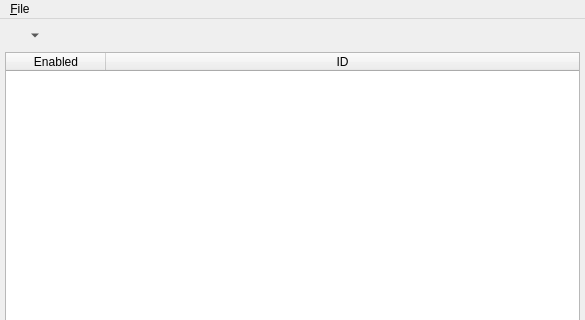
This is branches/trunk/GoldBug-UI/echo-key-share.ui in textbrowser/spot-on as Qt 5 draws it before an edit; both pictures show x 0 to 585 and y 0 to 320 of the 585 by 480 pixel window. The edited form follows.
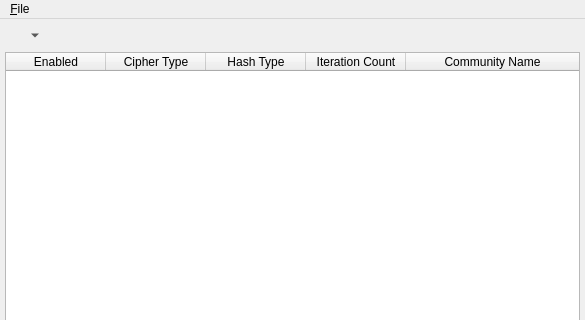
This is the edited form. Icons and pictures are not drawn.

Commit message: Echo key-sharing work.

Patch:
```diff
--- a/branches/trunk/GoldBug-UI/echo-key-share.ui
+++ b/branches/trunk/GoldBug-UI/echo-key-share.ui
@@ -74,7 +74,22 @@
       </column>
       <column>
        <property name="text">
-        <string>ID</string>
+        <string>Cipher Type</string>
+       </property>
+      </column>
+      <column>
+       <property name="text">
+        <string>Hash Type</string>
+       </property>
+      </column>
+      <column>
+       <property name="text">
+        <string>Iteration Count</string>
+       </property>
+      </column>
+      <column>
+       <property name="text">
+        <string>Community Name</string>
        </property>
       </column>
      </widget>
```
The commit also changes 5 other files.
